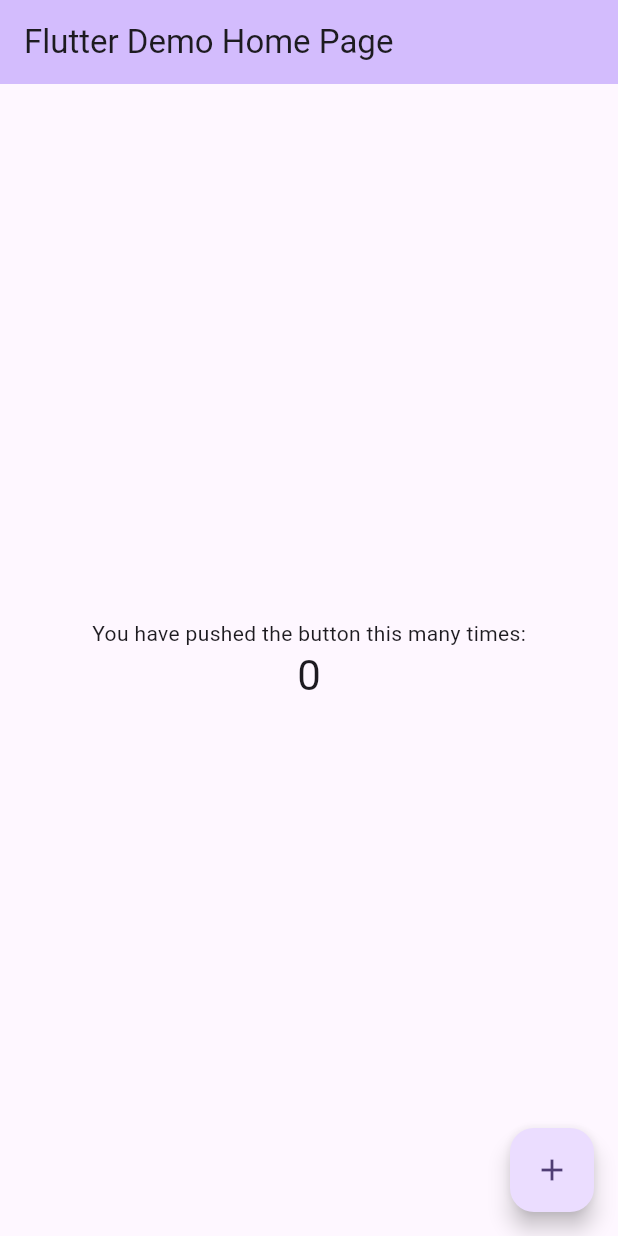
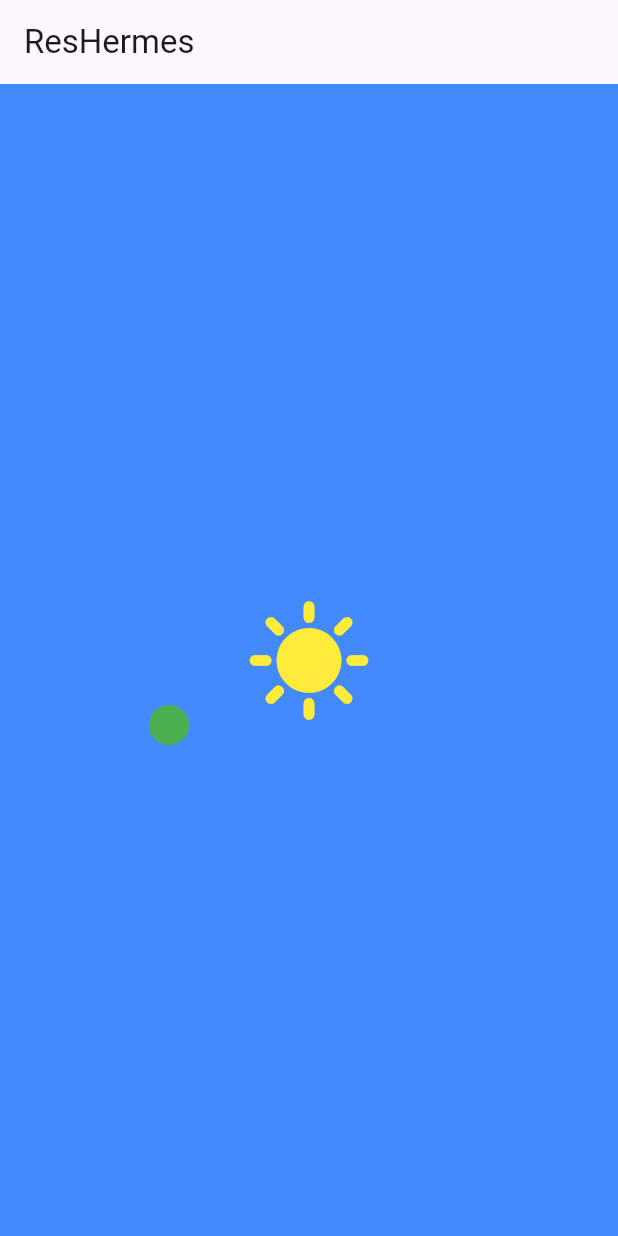
Before and after one commit to Spaceapps2023-HermesTravel/hermes_its, a Flutter app: the screen it shows after launch, on a phone screen of 412 x 824 dp. Run offline on Flutter 3.47's test engine with Material 2 defaults, Android fonts, the phone set to English and light mode, and no system bars.

Commit message:
earth circuling around :>

```diff
--- a/analysis_options.yaml
+++ b/analysis_options.yaml
@@ -21,6 +21,7 @@ linter:
   # `// ignore_for_file: name_of_lint` syntax on the line or in the file
   # producing the lint.
   rules:
+    - prefer_relative_imports
     # avoid_print: false  # Uncomment to disable the `avoid_print` rule
     # prefer_single_quotes: true  # Uncomment to enable the `prefer_single_quotes` rule
 
--- /dev/null
+++ b/lib/home_page.dart
@@ -0,0 +1,82 @@
+import 'dart:math';
+
+import 'package:flutter/material.dart';
+
+class HomePage extends StatefulWidget {
+  const HomePage({super.key});
+
+  @override
+  State<HomePage> createState() => _HomePageState();
+}
+
+class _HomePageState extends State<HomePage> {
+  @override
+  Widget build(BuildContext context) {
+    return Scaffold(
+      appBar: AppBar(title: const Text('ResHermes')),
+      body: Container(
+        color: Colors.blueAccent,
+        child: StreamBuilder<double>(
+          stream: Stream.periodic(
+            const Duration(milliseconds: 10),
+            (i) => i.toDouble(),
+          ),
+          builder: (context, snapshot) {
+            return Planets(
+              earthAngle: (snapshot.data ?? 0) / 80,
+            );
+          },
+        ),
+      ),
+    );
+  }
+}
+
+class Planets extends StatelessWidget {
+  final double earthAngle;
+
+  const Planets({super.key, required this.earthAngle});
+
+  (double, double) calcPlanetPos(
+    Size widgetSize,
+    double angle,
+    double radius,
+  ) =>
+      (
+        radius * cos(angle) - widgetSize.width / 2,
+        radius * sin(angle) - widgetSize.height / 2,
+      );
+
+  @override
+  Widget build(BuildContext context) {
+    return LayoutBuilder(
+      builder: (context, constraints) {
+        const earthSize = 32.0;
+        final size = constraints.biggest;
+        final (centerX, centerY) = (size.width / 2, size.height / 2);
+        final (earthX, earthY) = calcPlanetPos(
+          const Size.square(earthSize),
+          earthAngle,
+          min(size.width, size.height) / 4,
+        );
+        return Stack(
+          children: [
+            const Align(
+              alignment: Alignment.center,
+              child: Icon(Icons.sunny, size: 86, color: Colors.yellow),
+            ),
+            Positioned(
+              left: centerX + earthX,
+              bottom: centerY + earthY,
+              child: const Icon(
+                Icons.circle,
+                size: earthSize,
+                color: Colors.green,
+              ),
+            )
+          ],
+        );
+      },
+    );
+  }
+}
--- a/lib/main.dart
+++ b/lib/main.dart
@@ -1,4 +1,6 @@
 import 'package:flutter/material.dart';
+
+import 'home_page.dart';
 
 void main() {
   runApp(const MyApp());
@@ -7,119 +9,15 @@ void main() {
 class MyApp extends StatelessWidget {
   const MyApp({super.key});
 
-  // This widget is the root of your application.
   @override
   Widget build(BuildContext context) {
     return MaterialApp(
-      title: 'Flutter Demo',
+      title: 'ResHermes',
       theme: ThemeData(
-        // This is the theme of your application.
-        //
-        // TRY THIS: Try running your application with "flutter run". You'll see
-        // the application has a blue toolbar. Then, without quitting the app,
-        // try changing the seedColor in the colorScheme below to Colors.green
-        // and then invoke "hot reload" (save your changes or press the "hot
-        // reload" button in a Flutter-supported IDE, or press "r" if you used
-        // the command line to start the app).
-        //
-        // Notice that the counter didn't reset back to zero; the application
-        // state is not lost during the reload. To reset the state, use hot
-        // restart instead.
-        //
-        // This works for code too, not just values: Most code changes can be
-        // tested with just a hot reload.
         colorScheme: ColorScheme.fromSeed(seedColor: Colors.deepPurple),
         useMaterial3: true,
       ),
-      home: const MyHomePage(title: 'Flutter Demo Home Page'),
+      home: const HomePage(),
     );
   }
 }
-
-class MyHomePage extends StatefulWidget {
-  const MyHomePage({super.key, required this.title});
-
-  // This widget is the home page of your application. It is stateful, meaning
-  // that it has a State object (defined below) that contains fields that affect
-  // how it looks.
-
-  // This class is the configuration for the state. It holds the values (in this
-  // case the title) provided by the parent (in this case the App widget) and
-  // used by the build method of the State. Fields in a Widget subclass are
-  // always marked "final".
-
-  final String title;
-
-  @override
-  State<MyHomePage> createState() => _MyHomePageState();
-}
-
-class _MyHomePageState extends State<MyHomePage> {
-  int _counter = 0;
-
-  void _incrementCounter() {
-    setState(() {
-      // This call to setState tells the Flutter framework that something has
-      // changed in this State, which causes it to rerun the build method below
-      // so that the display can reflect the updated values. If we changed
-      // _counter without calling setState(), then the build method would not be
-      // called again, and so nothing would appear to happen.
-      _counter++;
-    });
-  }
-
-  @override
-  Widget build(BuildContext context) {
-    // This method is rerun every time setState is called, for instance as done
-    // by the _incrementCounter method above.
-    //
-    // The Flutter framework has been optimized to make rerunning build methods
-    // fast, so that you can just rebuild anything that needs updating rather
-    // than having to individually change instances of widgets.
-    return Scaffold(
-      appBar: AppBar(
-        // TRY THIS: Try changing the color here to a specific color (to
-        // Colors.amber, perhaps?) and trigger a hot reload to see the AppBar
-        // change color while the other colors stay the same.
-        backgroundColor: Theme.of(context).colorScheme.inversePrimary,
-        // Here we take the value from the MyHomePage object that was created by
-        // the App.build method, and use it to set our appbar title.
-        title: Text(widget.title),
-      ),
-      body: Center(
-        // Center is a layout widget. It takes a single child and positions it
-        // in the middle of the parent.
-        child: Column(
-          // Column is also a layout widget. It takes a list of children and
-          // arranges them vertically. By default, it sizes itself to fit its
-          // children horizontally, and tries to be as tall as its parent.
-          //
-          // Column has various properties to control how it sizes itself and
-          // how it positions its children. Here we use mainAxisAlignment to
-          // center the children vertically; the main axis here is the vertical
-          // axis because Columns are vertical (the cross axis would be
-          // horizontal).
-          //
-          // TRY THIS: Invoke "debug painting" (choose the "Toggle Debug Paint"
-          // action in the IDE, or press "p" in the console), to see the
-          // wireframe for each widget.
-          mainAxisAlignment: MainAxisAlignment.center,
-          children: <Widget>[
-            const Text(
-              'You have pushed the button this many times:',
-            ),
-            Text(
-              '$_counter',
-              style: Theme.of(context).textTheme.headlineMedium,
-            ),
-          ],
-        ),
-      ),
-      floatingActionButton: FloatingActionButton(
-        onPressed: _incrementCounter,
-        tooltip: 'Increment',
-        child: const Icon(Icons.add),
-      ), // This trailing comma makes auto-formatting nicer for build methods.
-    );
-  }
-}
```
Also changed, not shown: 2 other files.
